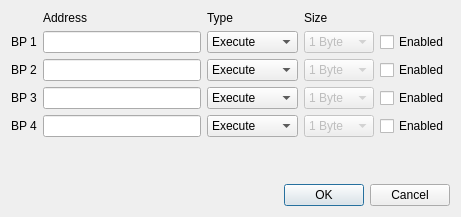
Qt form plugins/HardwareBreakpoints/DialogHWBreakpoints.ui (eteran/edb-debugger) before a commit.
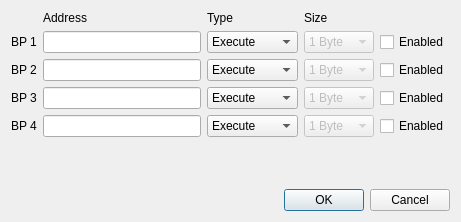
The same form after that commit.

Diff of the .ui file:
```diff
--- a/plugins/HardwareBreakpoints/DialogHWBreakpoints.ui
+++ b/plugins/HardwareBreakpoints/DialogHWBreakpoints.ui
@@ -8,7 +8,7 @@
     <x>0</x>
     <y>0</y>
     <width>461</width>
-    <height>217</height>
+    <height>222</height>
    </rect>
   </property>
   <property name="windowTitle">
```
Left out of the diff: 28 changed lines with no effect on the pictures.
